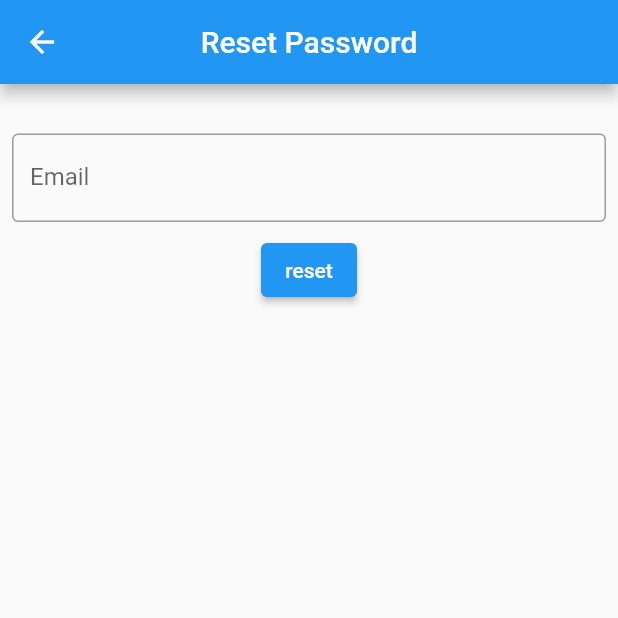
After one commit to DavyNeat/FlutterCrudApp, a Flutter app: the ResetPassword screen opened directly, on a phone screen of 412 x 824 dp, the top half of it. The commit adds this screen. Run offline on Flutter 3.47's test engine with Material 2 defaults, Android fonts, the phone set to English and light mode, and no system bars; our stand-ins replace cloud_firestore, firebase_auth, firebase_core, flutter_spinkit; accounts and stored records are empty.

Commit message:
Completed Crud app, still needs to be commented for increased readability

```diff
--- /dev/null
+++ b/lib/Menus/authenticate/resetpass.dart
@@ -0,0 +1,57 @@
+import 'package:flutter/material.dart';
+import 'package:flutter_crud_app/Services/database.dart';
+import 'package:flutter_crud_app/Services/user.dart';
+import 'package:flutter_crud_app/Menus/authenticate/signin.dart';
+import 'package:firebase_auth/firebase_auth.dart';
+
+class ResetPassword extends StatelessWidget {
+
+  TextEditingController controller = TextEditingController();
+
+  @override
+  Widget build(BuildContext context) {
+    return Scaffold(
+      appBar: AppBar(
+        centerTitle: true,
+        title: Text('Reset Password'),
+      ),
+      body: Container(
+        child: Column(
+          children: [
+            SizedBox(
+              height: 25.0,
+            ),
+            Padding(
+              padding: EdgeInsets.all(8.0),
+              child: TextField(
+                controller: controller,
+                decoration: const InputDecoration(
+                    border: OutlineInputBorder(),
+                    labelText: 'Email',
+                    hintText: 'email@to.reset'
+                ),
+              ),
+            ),
+            ElevatedButton(
+              onPressed: (){
+                FirebaseAuth.instance.sendPasswordResetEmail(email: controller.text);
+                controller.text = '';
+                AlertDialog dialog = AlertDialog(
+                  title: Text('Reset Sent'),
+                  content: Text('A password reset has been sent to the given email, if one exists.'),
+                  elevation: 24.0,
+                  backgroundColor: Colors.blue,
+                );
+                showDialog(
+                  context: context,
+                  builder: (_) => dialog,
+                );
+              },
+              child: Text('reset')
+            )
+          ],
+        ),
+      ),
+    );
+  }
+}
--- a/lib/Menus/authenticate/signin.dart
+++ b/lib/Menus/authenticate/signin.dart
@@ -4,6 +4,7 @@ import 'package:flutter/gestures.dart';
 import 'package:firebase_auth/firebase_auth.dart';
 import 'package:firebase_core/firebase_core.dart';
 import 'package:flutter_crud_app/Services/auth.dart';
+import 'package:flutter_crud_app/Menus/authenticate/resetpass.dart';
 
 class SignIn extends StatefulWidget {
 
@@ -104,7 +105,9 @@ class _SignInState extends State<SignIn> {
                         text: 'Forgot Password?',
                         style: new TextStyle( color: Colors.blue ),
                         recognizer: TapGestureRecognizer()
-                          ..onTap = () {print('test246');}
+                          ..onTap = () {
+                          Navigator.push(context, MaterialPageRoute(builder: (context)=>ResetPassword()));
+                        }
                     ),
                   ),
                   RichText(
--- a/lib/Menus/home/home.dart
+++ b/lib/Menus/home/home.dart
@@ -40,7 +40,6 @@ class _HomeState extends State<Home> {
         builder: (context, snapshot) {
           if (snapshot.hasData) {
             UserData userData = snapshot.data!;
-            //_gender = MyUser().stringToGender(userData.gender);
             return Scaffold(
               appBar: AppBar(
                 centerTitle: true,
@@ -163,9 +162,6 @@ class _HomeState extends State<Home> {
                           onPressed: () async {
                             if (_formkey.currentState!.validate()){
                               String strGender = MyUser().genderToString(_gender);
-                                print(name);
-                                print(email);
-                                print(address);
                               dynamic result = await DatabaseService(uid: user.uid!).updateUserData(
                                   name ?? userData.name,
                                   address ?? userData.address,
--- a/lib/Services/auth.dart
+++ b/lib/Services/auth.dart
@@ -35,6 +35,8 @@ class Auth{
     try{
       UserCredential result = await _auth.signInWithEmailAndPassword(email: email, password: pass);
       User? user = result.user;
+      print('logging in');
+      print(user!.uid);
       return _userFromFirebaseUser(user);
     } catch(e) {
       print(e.toString());
@@ -48,7 +50,7 @@ class Auth{
     try{
       UserCredential result = await _auth.createUserWithEmailAndPassword(email: email, password: pass);
       User? user = result.user;
-      await DatabaseService(uid: user!.uid).updateUserData(name, address, gender, email);
+      await DatabaseService(uid: user!.uid).registerUserData(name, address, gender, email);
       return _userFromFirebaseUser(user);
     } catch(e) {
       print(e.toString());
@@ -59,6 +61,7 @@ class Auth{
 
   //logout
   Future signOut() async{
+    print('signing out');
     try {
       return await _auth.signOut();
     } catch(e){
```
Also changed, not shown: lib/Menus/authenticate/phonefields.dart (+50 -4 lines), lib/Services/database.dart (+24 -2 lines), lib/Menus/authenticate/register.dart (indentation only). Lines whose indentation alone changed are shown as unchanged.
